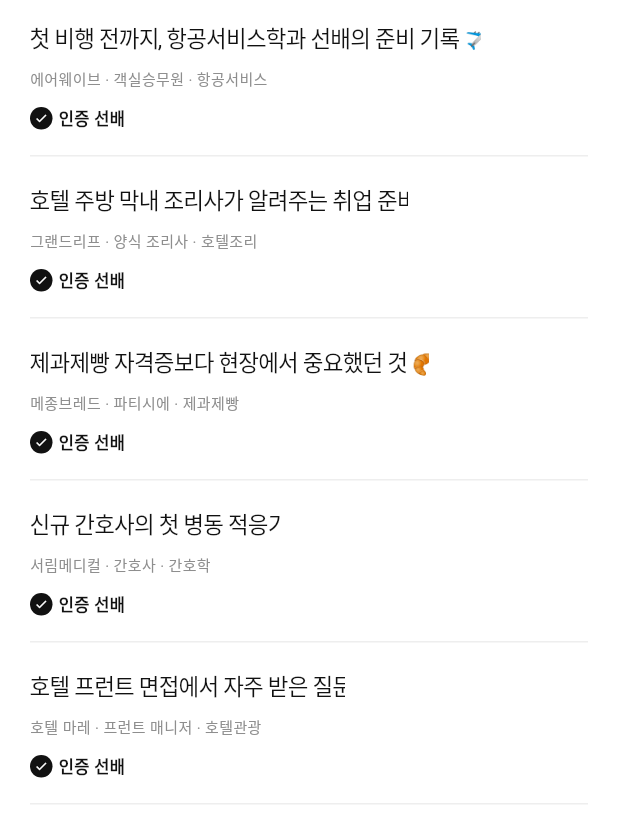
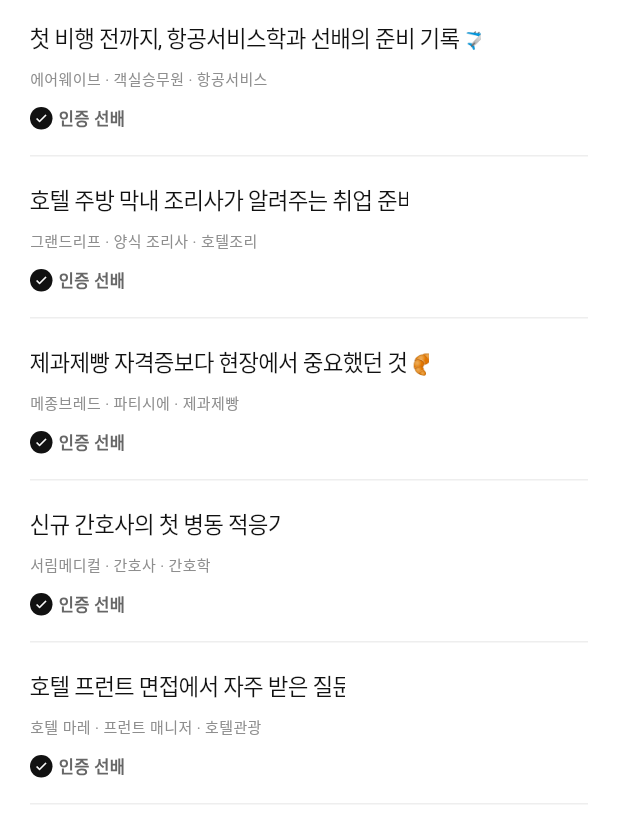
Before and after one commit to jcb5039/spectacle, a Flutter app: the SearchScreen screen opened directly, on a phone screen of 412 x 824 dp. Shown: the part 394-1229 px from the top of the screen. Run offline on Flutter 3.47's test engine with Material 3 defaults, Android fonts, the phone set to English and light mode, and no system bars; our stand-ins replace cloud_firestore, firebase_auth, firebase_core, image_picker, webview_flutter; accounts and stored records are empty; Roboto replaces fonts that are missing (Pretendard).

Commit message:
인증 선배 배지: 회색 글자 모양 추가, 검색 결과·Q&A 답변 작성자에 적용
Co-Authored-By: Claude Opus 5.5 <noreply@anthropic.com>

```diff
--- a/lib/common/widgets/verified_badge.dart
+++ b/lib/common/widgets/verified_badge.dart
@@ -7,6 +7,7 @@ enum VerifiedBadgeStyle {
   onDark, // 검정 카드 위 (TODAY): 흰 테두리 + 옅은 검정 바탕
   onPhoto, // 사진 위 (후기 상세 표지): 흰 테두리만
   plain, // 흰 바탕 위 (작성자 줄·선배 프로필): 검정 체크 + 검정 글자
+  muted, // 흰 바탕 위 (검색 결과·Q&A 답변 작성자): 검정 체크 + 회색(#666666) 글자
 }
 
 // "인증 선배" 배지
@@ -17,8 +18,14 @@ class VerifiedBadge extends StatelessWidget {
 
   @override
   Widget build(BuildContext context) {
-    final isPlain = style == VerifiedBadgeStyle.plain;
-    final textColor = isPlain ? AppColors.text : Colors.white;
+    // 흰 바탕 위 배지 (테두리 없이 체크 + 글자만)
+    final isPlain =
+        style == VerifiedBadgeStyle.plain || style == VerifiedBadgeStyle.muted;
+    final textColor = switch (style) {
+      VerifiedBadgeStyle.plain => AppColors.text,
+      VerifiedBadgeStyle.muted => AppColors.textBody,
+      _ => Colors.white,
+    };
 
     final content = Row(
       mainAxisSize: MainAxisSize.min,
--- a/lib/features/qa/qa_detail_screen.dart
+++ b/lib/features/qa/qa_detail_screen.dart
@@ -515,7 +515,7 @@ class _AnswerCard extends StatelessWidget {
                       ),
                     ),
                     const SizedBox(width: 8),
-                    const VerifiedBadge(style: VerifiedBadgeStyle.plain),
+                    const VerifiedBadge(style: VerifiedBadgeStyle.muted),
                   ],
                 ),
                 const SizedBox(height: 5),
--- a/lib/features/search/search_screen.dart
+++ b/lib/features/search/search_screen.dart
@@ -518,7 +518,7 @@ class _ResultItem extends StatelessWidget {
               ),
             ),
             const SizedBox(height: 10),
-            const VerifiedBadge(style: VerifiedBadgeStyle.plain),
+            const VerifiedBadge(style: VerifiedBadgeStyle.muted),
           ],
         ),
       ),
```
